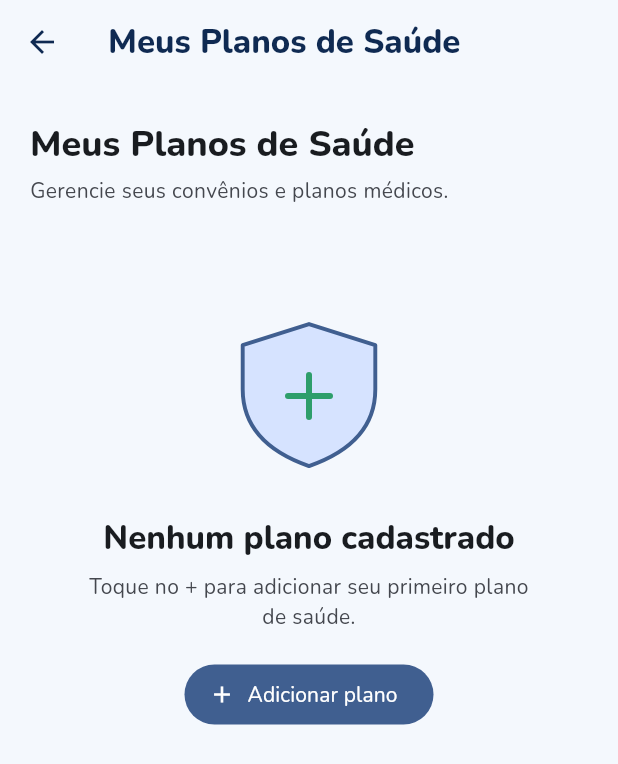
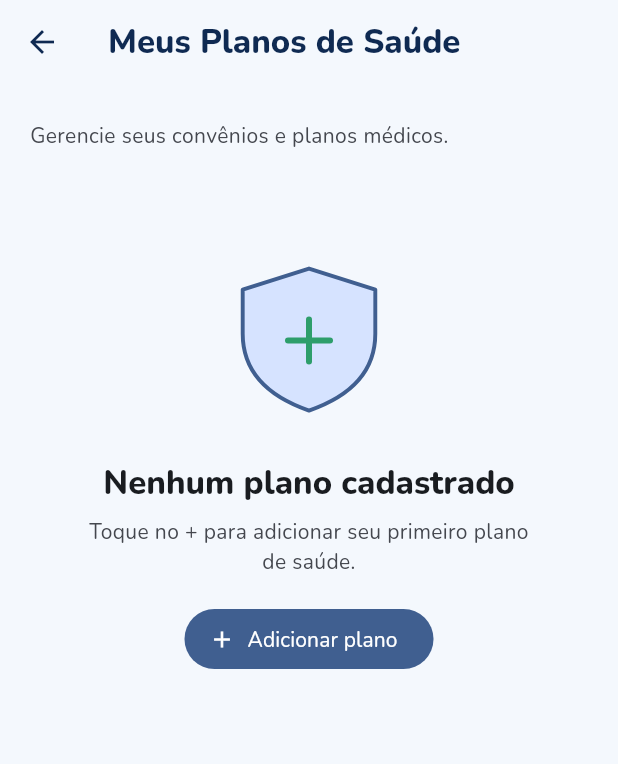
Before and after one commit to Alexsantossp71/remedios_app_flutter, a Flutter app: the screen it shows after launch, item 6 of the bottom bar chosen, scrolled down 1728 dp, after a tap on "Planos e convênios", on a phone screen of 412 x 824 dp. Shown: the top 764 px of the screen. Run offline on Flutter 3.47's test engine with Material 3 defaults, Android fonts, the phone set to English and light mode, and no system bars; our stand-ins replace flutter_local_notifications, image_picker, shared_preferences, sqflite, sqflite_common_ffi, sqflite_common_ffi_web and 2 more; missing offline and left inert: mobile_scanner; accounts and stored records are empty.

Commit message:
fix(design): saudação viva, rótulo da nav em linha única, título triplo e folga de FAB nos planos
- Hoje: saudação acompanha a hora (Bom dia/Boa tarde/Boa noite) e o cartão
  de progresso some quando o dia está vazio (fim da dupla mensagem de
  "nada aqui" com o estado ilustrado).
- Tema: rótulos da NavigationBar com fonte menor/linha única — 6 destinos
  em ~412px quebravam 'Tratamentos' em duas linhas.
- Planos: removido o título repetido no corpo (AppBar + corpo + AppBar
  global = título triplo) e folga inferior 28→96 para o último card não
  ficar sob o FAB.

```diff
--- a/lib/core/theme/app_theme.dart
+++ b/lib/core/theme/app_theme.dart
@@ -207,6 +207,11 @@ class AppTheme {
         labelTextStyle: WidgetStatePropertyAll(
           TextStyle(
             fontFamily: 'Nunito',
+            // Fonte de rótulo menor e em linha única: com 6 destinos em
+            // telas de ~412px, o tamanho padrão quebrava "Tratamentos"
+            // em duas linhas.
+            fontSize: 11.5,
+            height: 1.15,
             fontWeight: FontWeight.w700,
             color: colorScheme.onSurface,
           ),
--- a/lib/screens/health_plans_screen.dart
+++ b/lib/screens/health_plans_screen.dart
@@ -53,15 +53,10 @@ class HealthPlansScreen extends StatelessWidget {
 
   Widget _buildList(BuildContext context, HealthPlanProvider provider) {
     return ListView(
-      padding: const EdgeInsets.fromLTRB(20, 24, 20, 28),
+      // Folga inferior para o FAB não cobrir o último card (mesmo padrão
+      // das outras telas com ação flutuante).
+      padding: const EdgeInsets.fromLTRB(20, 24, 20, 96),
       children: [
-        Text(
-          'Meus Planos de Saúde',
-          style: Theme.of(
-            context,
-          ).textTheme.headlineSmall?.copyWith(fontWeight: FontWeight.w800),
-        ),
-        const SizedBox(height: 5),
         Text(
           'Gerencie seus convênios e planos médicos.',
           style: Theme.of(context).textTheme.bodyMedium?.copyWith(
--- a/lib/screens/today_screen.dart
+++ b/lib/screens/today_screen.dart
@@ -69,6 +69,7 @@ class _TodayScreenState extends State<TodayScreen> {
                 selectedDay: _selectedDay,
                 isToday: isToday,
                 adherence: adherence,
+                showProgressCard: !hasNothing,
                 onSelectDay: _selectDay,
               ),
             ),
@@ -166,18 +167,33 @@ class _TodayHeader extends StatelessWidget {
     required this.selectedDay,
     required this.isToday,
     required this.adherence,
+    required this.showProgressCard,
     required this.onSelectDay,
   });
 
   final DateTime selectedDay;
   final bool isToday;
   final DayAdherence adherence;
+
+  /// Quando o dia está totalmente vazio, o estado ilustrado "Seu dia está
+  /// livre" fala por si — esconder também o cartão de progresso evita duas
+  /// mensagens de "nada aqui" competindo na mesma tela.
+  final bool showProgressCard;
   final VoidCallback onSelectDay;
+
+  /// Saudação viva: acompanha a hora do dia em vez de aparecer
+  /// "Bom dia!" à noite.
+  static String _greetingForNow() {
+    final hour = DateTime.now().hour;
+    if (hour < 12) return 'Bom dia!';
+    if (hour < 18) return 'Boa tarde!';
+    return 'Boa noite!';
+  }
 
   @override
   Widget build(BuildContext context) {
     final theme = Theme.of(context);
-    final greeting = isToday ? 'Bom dia!' : 'Sua agenda';
+    final greeting = isToday ? _greetingForNow() : 'Sua agenda';
     final formattedDate = DateFormat("EEEE, d 'de' MMMM", 'pt_BR')
         .format(selectedDay);
 
@@ -213,6 +229,7 @@ class _TodayHeader extends StatelessWidget {
             ),
           ],
         ),
+        if (showProgressCard) ...[
           const SizedBox(height: 20),
           Container(
             padding: const EdgeInsets.all(18),
@@ -234,7 +251,10 @@ class _TodayHeader extends StatelessWidget {
                     color: Colors.white.withValues(alpha: .18),
                     shape: BoxShape.circle,
                   ),
-                child: const Icon(Icons.favorite_rounded, color: Colors.white),
+                  child: const Icon(
+                    Icons.favorite_rounded,
+                    color: Colors.white,
+                  ),
                 ),
                 const SizedBox(width: 14),
                 Expanded(
@@ -273,6 +293,7 @@ class _TodayHeader extends StatelessWidget {
               ],
             ),
           ),
+        ],
       ],
     );
   }
```
Also changed, not shown: pubspec.lock, 2 other files. Lines whose indentation alone changed are shown as unchanged.
